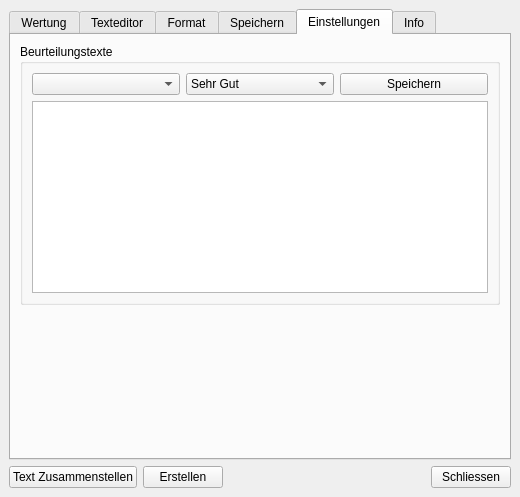
Qt form mainwindow.ui (str4el/grading) before a commit.
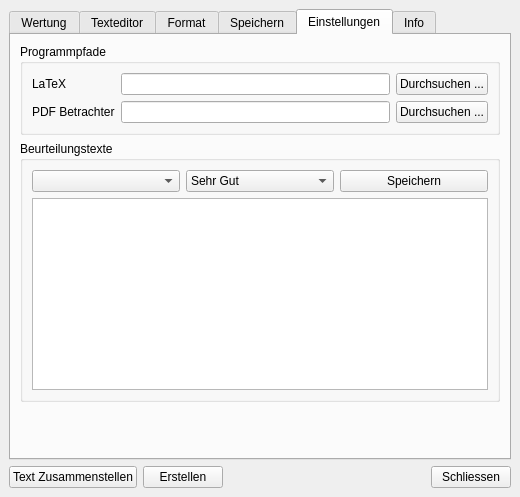
The same form after that commit. The open tabs and pages were chosen to show the change.

```diff
--- a/mainwindow.ui
+++ b/mainwindow.ui
@@ -1510,6 +1510,49 @@
         <string>Einstellungen</string>
        </attribute>
        <layout class="QVBoxLayout" name="verticalLayout_8">
+        <item>
+         <widget class="QGroupBox" name="groupBox_2">
+          <property name="title">
+           <string>Programmpfade</string>
+          </property>
+          <layout class="QGridLayout" name="gridLayout_5">
+           <item row="0" column="0">
+            <widget class="QLabel" name="settingsLatexLabel">
+             <property name="text">
+              <string>LaTeX</string>
+             </property>
+            </widget>
+           </item>
+           <item row="0" column="1">
+            <widget class="QLineEdit" name="settingsLatexEdit"/>
+           </item>
+           <item row="0" column="2">
+            <widget class="QPushButton" name="settingsLatexButton">
+             <property name="text">
+              <string>Durchsuchen ...</string>
+             </property>
+            </widget>
+           </item>
+           <item row="1" column="0">
+            <widget class="QLabel" name="settingsPdfLabel">
+             <property name="text">
+              <string>PDF Betrachter</string>
+             </property>
+            </widget>
+           </item>
+           <item row="1" column="1">
+            <widget class="QLineEdit" name="settingsPdfEdit"/>
+           </item>
+           <item row="1" column="2">
+            <widget class="QPushButton" name="settingsPdfButton">
+             <property name="text">
+              <string>Durchsuchen ...</string>
+             </property>
+            </widget>
+           </item>
+          </layout>
+         </widget>
+        </item>
         <item>
          <widget class="QGroupBox" name="groupBox">
           <property name="title">
@@ -1568,7 +1611,7 @@
           <property name="sizeHint" stdset="0">
            <size>
             <width>20</width>
-            <height>121</height>
+            <height>27</height>
            </size>
           </property>
          </spacer>
```
